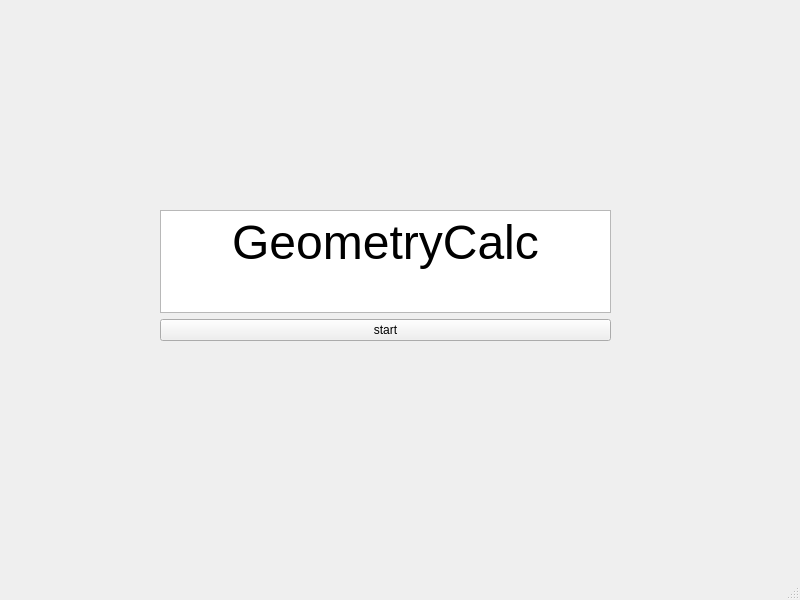
Before: the Qt Designer form mainwindow.ui in KwRafik/GeometryCalc, drawn with Qt 5.
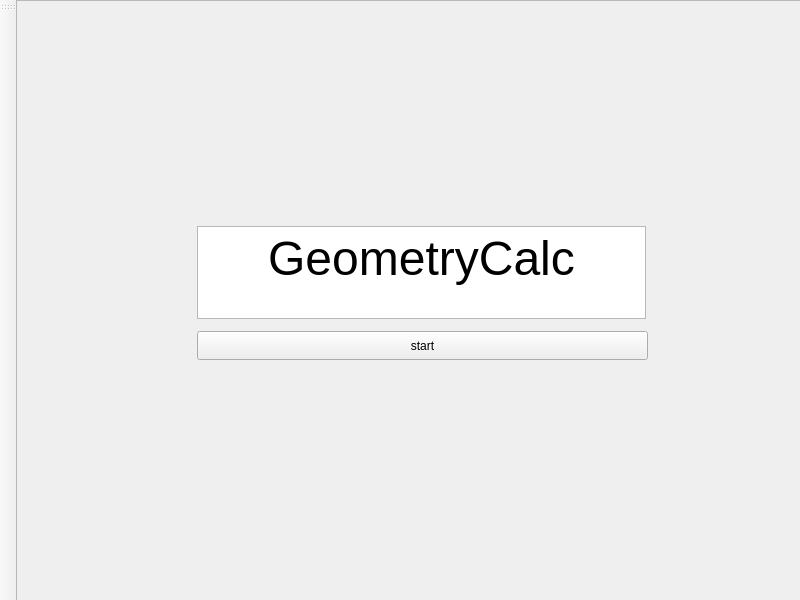
After: the same form once the commit is applied. Icons and pictures are not drawn.

Patch:
```diff
--- a/mainwindow.ui
+++ b/mainwindow.ui
@@ -26,18 +26,39 @@
    <string>MainWindow</string>
   </property>
   <widget class="QWidget" name="centralwidget">
-   <widget class="QWidget" name="">
+   <property name="styleSheet">
+    <string notr="true"/>
+   </property>
+   <widget class="QWidget" name="layoutWidget">
     <property name="geometry">
      <rect>
-      <x>160</x>
-      <y>210</y>
+      <x>180</x>
+      <y>220</y>
+      <width>451</width>
+      <height>148</height>
+     </rect>
+    </property>
+    <property name="minimumSize">
+     <size>
       <width>451</width>
       <height>131</height>
-     </rect>
+     </size>
     </property>
-    <layout class="QVBoxLayout" name="verticalLayout">
+    <layout class="QVBoxLayout" name="verticalLayout_5">
      <item>
-      <widget class="QTextBrowser" name="textBrowser">
+      <widget class="QTextBrowser" name="textBrowser_5">
+       <property name="minimumSize">
+        <size>
+         <width>449</width>
+         <height>93</height>
+        </size>
+       </property>
+       <property name="maximumSize">
+        <size>
+         <width>449</width>
+         <height>93</height>
+        </size>
+       </property>
        <property name="html">
         <string>&lt;!DOCTYPE HTML PUBLIC &quot;-//W3C//DTD HTML 4.0//EN&quot; &quot;http://www.w3.org/TR/REC-html40/strict.dtd&quot;&gt;
 &lt;html&gt;&lt;head&gt;&lt;meta name=&quot;qrichtext&quot; content=&quot;1&quot; /&gt;&lt;meta charset=&quot;utf-8&quot; /&gt;&lt;style type=&quot;text/css&quot;&gt;
@@ -55,6 +76,12 @@
        <property name="enabled">
         <bool>true</bool>
        </property>
+       <property name="minimumSize">
+        <size>
+         <width>449</width>
+         <height>29</height>
+        </size>
+       </property>
        <property name="text">
         <string>start</string>
        </property>
@@ -62,6 +89,27 @@
      </item>
     </layout>
    </widget>
+   <widget class="QFrame" name="frame">
+    <property name="geometry">
+     <rect>
+      <x>-10</x>
+      <y>0</y>
+      <width>801</width>
+      <height>601</height>
+     </rect>
+    </property>
+    <property name="styleSheet">
+     <string notr="true">image: url(:/image/grafika/backgraund.png);</string>
+    </property>
+    <property name="frameShape">
+     <enum>QFrame::StyledPanel</enum>
+    </property>
+    <property name="frameShadow">
+     <enum>QFrame::Raised</enum>
+    </property>
+   </widget>
+   <zorder>frame</zorder>
+   <zorder>layoutWidget</zorder>
   </widget>
   <widget class="QMenuBar" name="menubar">
    <property name="geometry">
@@ -73,7 +121,17 @@
     </rect>
    </property>
   </widget>
-  <widget class="QStatusBar" name="statusbar"/>
+  <widget class="QToolBar" name="toolBar">
+   <property name="windowTitle">
+    <string>toolBar</string>
+   </property>
+   <attribute name="toolBarArea">
+    <enum>LeftToolBarArea</enum>
+   </attribute>
+   <attribute name="toolBarBreak">
+    <bool>false</bool>
+   </attribute>
+  </widget>
  </widget>
  <resources/>
  <connections/>
```
Left out of the diff: 2 changed lines with no effect on the pictures.
